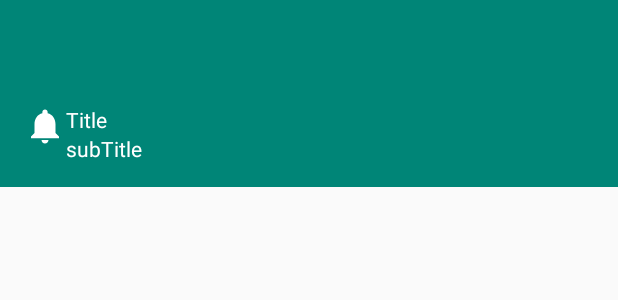
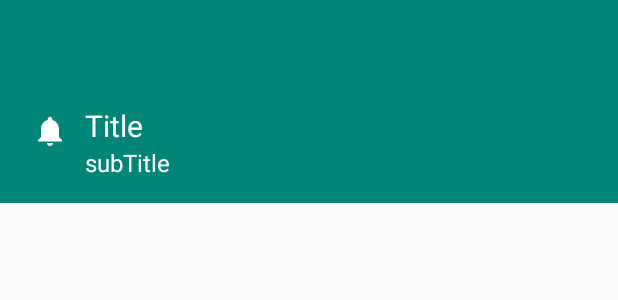
Before and after one commit to o0o0oo00/Warning, an Android app: the layout layout_warn.xml on its own in the app's theme, with its tools: preview values and no code run, on a phone screen of 412 x 824 dp. Shown: the top 300 px of the screen. Run offline under Robolectric (Android 15) with nearby library versions, the phone set to English and light mode, and no system bars.

Commit message:
DSL style to config warn property

```diff
--- a/app/src/main/java/com/zcy/warning/MainActivity.kt
+++ b/app/src/main/java/com/zcy/warning/MainActivity.kt
@@ -23,6 +23,10 @@ class MainActivity : AppCompatActivity() {
     }
 
     fun show2(view: View){
-        Warning.create(this).show()
+        Warning.create(this).config {
+            setTitle("title")
+            setText("text")
+            setWarnBackgroundColor(resources.getColor(R.color.colorAccent))
+        }.show()
     }
 }
--- a/warning/src/main/res/layout/layout_warn.xml
+++ b/warning/src/main/res/layout/layout_warn.xml
@@ -4,16 +4,15 @@
 	xmlns:tools="http://schemas.android.com/tools"
 	android:id="@+id/warn_root"
 	android:layout_width="match_parent"
-             android:layout_height="wrap_content"
-             android:background="@android:color/transparent">
+	android:layout_height="wrap_content">
 
 	<androidx.constraintlayout.widget.ConstraintLayout
 		android:id="@+id/warn_body"
 		android:layout_width="match_parent"
 		android:layout_height="wrap_content"
+		android:background="@color/colorPrimary"
 		android:clickable="true"
 		android:focusable="true"
-            android:background="@color/colorPrimary"
 		android:foreground="?attr/selectableItemBackground"
 		android:paddingStart="@dimen/warning_padding_default"
 		android:paddingTop="@dimen/warning_text_padding_top"
@@ -22,31 +21,37 @@
 
 		<androidx.appcompat.widget.AppCompatImageView
 			android:id="@+id/icon"
-                android:layout_width="@dimen/warning_icon_size"
-                android:layout_height="@dimen/warning_icon_size"
+			android:layout_width="wrap_content"
+			android:layout_height="wrap_content"
+			android:padding="5dp"
 			app:layout_constraintStart_toStartOf="parent"
 			app:layout_constraintTop_toTopOf="parent"
-                app:srcCompat="@drawable/alerter_ic_notifications"/>
+			app:srcCompat="@drawable/alerter_ic_notifications" />
 
 		<androidx.appcompat.widget.AppCompatTextView
 			android:id="@+id/text"
 			android:layout_width="0dp"
 			android:layout_height="wrap_content"
+			android:layout_marginStart="@dimen/small_margin"
+			android:text="@string/app_name"
 			android:textColor="@color/colorWhite"
+			android:textSize="@dimen/textSize"
 			app:layout_constraintEnd_toEndOf="parent"
 			app:layout_constraintStart_toEndOf="@+id/icon"
 			app:layout_constraintTop_toTopOf="@+id/icon"
-                tools:text="Title"/>
+			tools:text="Title" />
 
 		<androidx.appcompat.widget.AppCompatTextView
 			android:id="@+id/subText"
 			android:layout_width="0dp"
 			android:layout_height="wrap_content"
+			android:text="@string/app_name"
 			android:textColor="@color/colorWhite"
+			android:textSize="@dimen/subTextSize"
 			app:layout_constraintEnd_toEndOf="parent"
-                app:layout_constraintStart_toEndOf="@+id/icon"
+			app:layout_constraintStart_toStartOf="@+id/text"
 			app:layout_constraintTop_toBottomOf="@+id/text"
-                tools:text="subTitle"/>
+			tools:text="subTitle" />
 
 	</androidx.constraintlayout.widget.ConstraintLayout>
 </FrameLayout>
--- a/warning/src/main/res/values/color.xml
+++ b/warning/src/main/res/values/color.xml
@@ -4,4 +4,5 @@
     <color name="colorPrimaryDark">#00574B</color>
     <color name="colorAccent">#D81B60</color>
     <color name="colorWhite">#FFFFFF</color>
+    <color name="colorYellow">#FFFF00</color>
 </resources>
```
Also changed, not shown: warning/src/main/java/com/zcy/warning/lib/Warn.kt (+29 -61 lines), warning/src/main/java/com/zcy/warning/lib/Warning.kt (+10 -2 lines), warning/src/main/res/values/dimens.xml (+6 -27 lines). Lines whose indentation alone changed are shown as unchanged.
